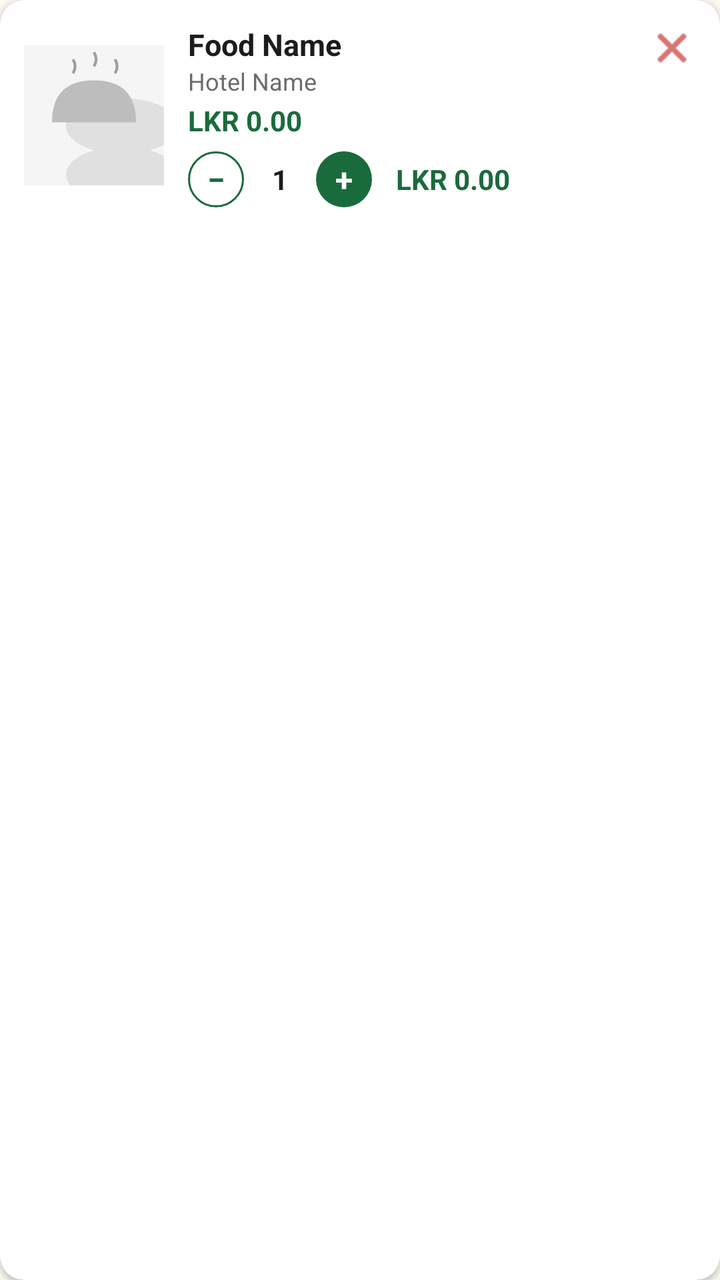
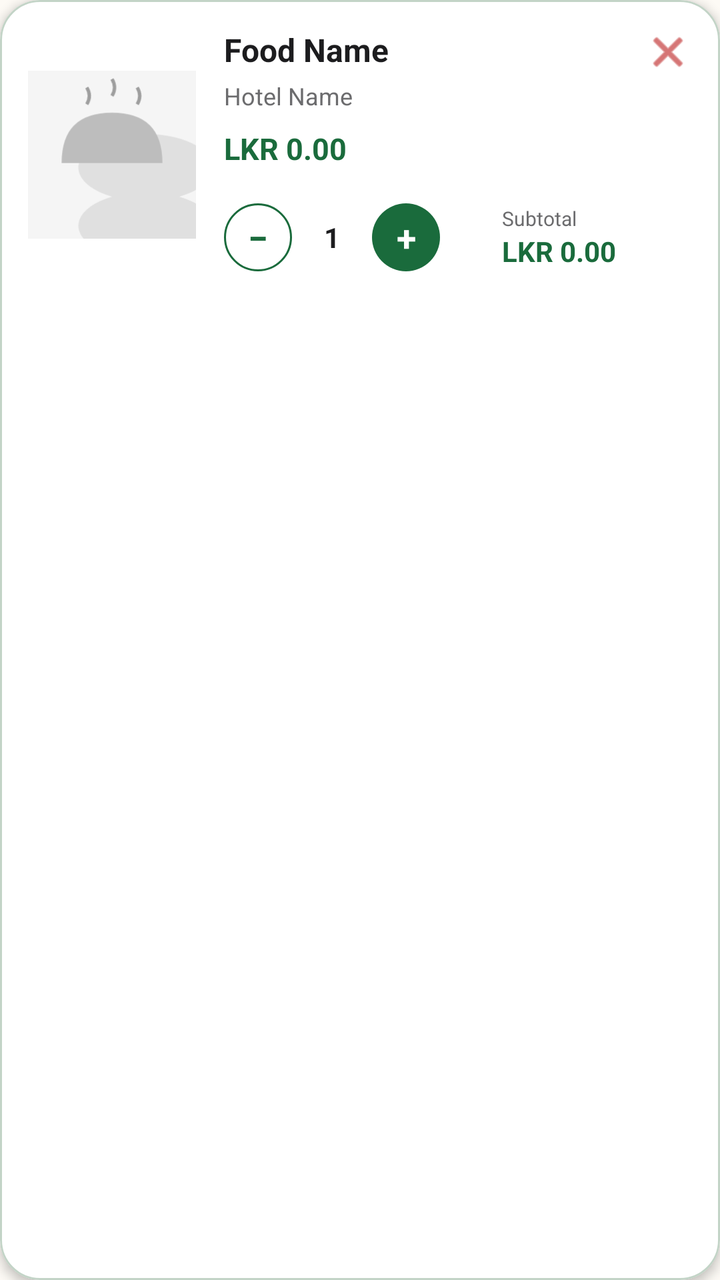

The first picture is an Android layout as it rendered before a commit; the second is the same layout after the commit. The layout source and the unified diff follow.
<!-- AndroidManifest.xml: application theme Theme.REPLATE -->
<!-- res/layout/item_cart.xml -->
<?xml version="1.0" encoding="utf-8"?>
<androidx.cardview.widget.CardView xmlns:android="http://schemas.android.com/apk/res/android"
    xmlns:app="http://schemas.android.com/apk/res-auto"
    android:layout_width="match_parent"
    android:layout_height="wrap_content"
    android:layout_marginHorizontal="12dp"
    android:layout_marginVertical="4dp"
    app:cardCornerRadius="12dp"
    app:cardElevation="2dp">

    <RelativeLayout
        android:layout_width="match_parent"
        android:layout_height="wrap_content"
        android:padding="12dp">

        <ImageView
            android:id="@+id/ivFoodImage"
            android:layout_width="70dp"
            android:layout_height="70dp"
            android:layout_alignParentStart="true"
            android:layout_centerVertical="true"
            android:scaleType="centerCrop"
            android:src="@drawable/placeholder_food" />

        <ImageView
            android:id="@+id/ivRemove"
            android:layout_width="24dp"
            android:layout_height="24dp"
            android:layout_alignParentEnd="true"
            android:layout_alignParentTop="true"
            android:src="@android:drawable/ic_menu_close_clear_cancel"
            app:tint="@color/error"
            android:contentDescription="Remove" />

        <LinearLayout
            android:id="@+id/infoLayout"
            android:layout_width="match_parent"
            android:layout_height="wrap_content"
            android:layout_marginStart="12dp"
            android:layout_marginEnd="30dp"
            android:layout_toEndOf="@id/ivFoodImage"
            android:orientation="vertical">

            <TextView
                android:id="@+id/tvFoodName"
                android:layout_width="wrap_content"
                android:layout_height="wrap_content"
                android:text="Food Name"
                android:textColor="@color/text_primary"
                android:textSize="15sp"
                android:textStyle="bold"
                android:maxLines="1"
                android:ellipsize="end" />

            <TextView
                android:id="@+id/tvHotelName"
                android:layout_width="wrap_content"
                android:layout_height="wrap_content"
                android:text="Hotel Name"
                android:textColor="@color/text_secondary"
                android:textSize="12sp" />

            <TextView
                android:id="@+id/tvPrice"
                android:layout_width="wrap_content"
                android:layout_height="wrap_content"
                android:layout_marginTop="2dp"
                android:text="LKR 0.00"
                android:textColor="@color/price_discounted"
                android:textSize="14sp"
                android:textStyle="bold" />

            <LinearLayout
                android:layout_width="wrap_content"
                android:layout_height="wrap_content"
                android:layout_marginTop="6dp"
                android:gravity="center_vertical"
                android:orientation="horizontal">

                <TextView
                    android:id="@+id/btnMinus"
                    android:layout_width="28dp"
                    android:layout_height="28dp"
                    android:background="@drawable/button_outline_primary"
                    android:gravity="center"
                    android:text="−"
                    android:textColor="@color/primary"
                    android:textSize="16sp"
                    android:textStyle="bold" />

                <TextView
                    android:id="@+id/tvQuantity"
                    android:layout_width="36dp"
                    android:layout_height="28dp"
                    android:gravity="center"
                    android:text="1"
                    android:textColor="@color/text_primary"
                    android:textSize="14sp"
                    android:textStyle="bold" />

                <TextView
                    android:id="@+id/btnPlus"
                    android:layout_width="28dp"
                    android:layout_height="28dp"
                    android:background="@drawable/button_primary"
                    android:gravity="center"
                    android:text="+"
                    android:textColor="@color/white"
                    android:textSize="16sp"
                    android:textStyle="bold" />

                <TextView
                    android:id="@+id/tvSubtotal"
                    android:layout_width="wrap_content"
                    android:layout_height="wrap_content"
                    android:layout_marginStart="12dp"
                    android:text="LKR 0.00"
                    android:textColor="@color/primary"
                    android:textSize="14sp"
                    android:textStyle="bold" />
            </LinearLayout>
        </LinearLayout>
    </RelativeLayout>
</androidx.cardview.widget.CardView>
<!-- resources referenced by this layout -->
<resources>
  <color name="error">#BA1A1A</color>
  <color name="price_discounted">#1A6B3C</color>
  <color name="primary">#1A6B3C</color>
  <color name="text_primary">#1C1C1E</color>
  <color name="text_secondary">#6C6C6E</color>
  <color name="white">#FFFFFFFF</color>
  <!-- drawable button_outline_primary (drawable) -->
  <?xml version="1.0" encoding="utf-8"?>
  <shape xmlns:android="http://schemas.android.com/apk/res/android"
      android:shape="rectangle">
      <stroke
          android:width="1dp"
          android:color="@color/primary" />
      <corners android:radius="18dp" />
      <solid android:color="@color/white" />
  </shape>
  <!-- drawable button_primary (drawable) -->
  <?xml version="1.0" encoding="utf-8"?>
  <selector xmlns:android="http://schemas.android.com/apk/res/android">
      
      <item android:state_pressed="true">
          <shape android:shape="rectangle">
              <solid android:color="@color/primary_dark" />
              <corners android:radius="28dp" />
          </shape>
      </item>
      
      <item>
          <shape android:shape="rectangle">
              <solid android:color="@color/primary" />
              <corners android:radius="28dp" />
          </shape>
      </item>
  </selector>
  <color name="primary_dark">#0D3B1E</color>
  <color name="md_theme_primary">#1A6B3C</color>
  <color name="md_theme_onPrimary">#FFFFFF</color>
  <color name="md_theme_primaryContainer">#E8F8EE</color>
  <color name="md_theme_onPrimaryContainer">#0D3B1E</color>
  <color name="md_theme_secondary">#25A55A</color>
  <color name="md_theme_onSecondary">#FFFFFF</color>
  <color name="md_theme_secondaryContainer">#E8F8EE</color>
  <color name="md_theme_onSecondaryContainer">#0D3B1E</color>
  <color name="md_theme_tertiary">#E8521A</color>
  <color name="md_theme_onTertiary">#FFFFFF</color>
  <color name="md_theme_tertiaryContainer">#FFDBC9</color>
  <color name="md_theme_onTertiaryContainer">#5C1A00</color>
  <color name="md_theme_error">#BA1A1A</color>
  <color name="md_theme_onError">#FFFFFF</color>
  <color name="md_theme_errorContainer">#FFDAD6</color>
  <color name="md_theme_onErrorContainer">#410002</color>
  <color name="md_theme_background">#FDFAF5</color>
  <color name="md_theme_onBackground">#1C1C1E</color>
  <color name="md_theme_surface">#FDFAF5</color>
  <color name="md_theme_onSurface">#1C1C1E</color>
  <color name="md_theme_surfaceVariant">#E8F8EE</color>
  <color name="md_theme_onSurfaceVariant">#3A4A3E</color>
  <color name="md_theme_outline">#6B7E6F</color>
  <color name="md_theme_outlineVariant">#C3D4C7</color>
  <color name="md_theme_inverseSurface">#1C1C1E</color>
  <color name="md_theme_inverseOnSurface">#F5F5F0</color>
  <color name="md_theme_inversePrimary">#4FCB7D</color>
  <color name="md_theme_surfaceContainerLowest">#FFFFFF</color>
  <color name="md_theme_surfaceContainerLow">#F8F6F1</color>
  <color name="md_theme_surfaceContainer">#F3F0EB</color>
  <color name="md_theme_surfaceContainerHigh">#EDEBE6</color>
  <color name="md_theme_surfaceContainerHighest">#E8E5E0</color>
  <color name="status_bar">#0D3B1E</color>
  <!-- unchanged entries left out for length: 2 -->
</resources>

<!-- the commit's change to res/layout/item_cart.xml (unified diff, before → after) -->
@@ -1,24 +1,28 @@
 <?xml version="1.0" encoding="utf-8"?>
-<androidx.cardview.widget.CardView xmlns:android="http://schemas.android.com/apk/res/android"
+<com.google.android.material.card.MaterialCardView xmlns:android="http://schemas.android.com/apk/res/android"
     xmlns:app="http://schemas.android.com/apk/res-auto"
     android:layout_width="match_parent"
     android:layout_height="wrap_content"
-    android:layout_marginHorizontal="12dp"
-    android:layout_marginVertical="4dp"
-    app:cardCornerRadius="12dp"
-    app:cardElevation="2dp">
+    android:layout_marginHorizontal="16dp"
+    android:layout_marginVertical="6dp"
+    app:cardBackgroundColor="@color/surface_white"
+    app:cardCornerRadius="20dp"
+    app:cardElevation="3dp"
+    app:strokeColor="@color/md_theme_outlineVariant"
+    app:strokeWidth="1dp">
 
     <RelativeLayout
         android:layout_width="match_parent"
         android:layout_height="wrap_content"
-        android:padding="12dp">
+        android:padding="14dp">
 
         <ImageView
             android:id="@+id/ivFoodImage"
-            android:layout_width="70dp"
-            android:layout_height="70dp"
+            android:layout_width="84dp"
+            android:layout_height="84dp"
             android:layout_alignParentStart="true"
             android:layout_centerVertical="true"
+            android:background="@drawable/card_background_shape"
             android:scaleType="centerCrop"
             android:src="@drawable/placeholder_food" />
 
@@ -36,26 +40,27 @@
             android:id="@+id/infoLayout"
             android:layout_width="match_parent"
             android:layout_height="wrap_content"
-            android:layout_marginStart="12dp"
-            android:layout_marginEnd="30dp"
+            android:layout_marginStart="14dp"
+            android:layout_marginEnd="28dp"
             android:layout_toEndOf="@id/ivFoodImage"
             android:orientation="vertical">
 
             <TextView
                 android:id="@+id/tvFoodName"
-                android:layout_width="wrap_content"
+                android:layout_width="match_parent"
                 android:layout_height="wrap_content"
+                android:ellipsize="end"
+                android:maxLines="1"
                 android:text="Food Name"
                 android:textColor="@color/text_primary"
-                android:textSize="15sp"
-                android:textStyle="bold"
-                android:maxLines="1"
-                android:ellipsize="end" />
+                android:textSize="16sp"
+                android:textStyle="bold" />
 
             <TextView
                 android:id="@+id/tvHotelName"
                 android:layout_width="wrap_content"
                 android:layout_height="wrap_content"
+                android:layout_marginTop="4dp"
                 android:text="Hotel Name"
                 android:textColor="@color/text_secondary"
                 android:textSize="12sp" />
@@ -64,34 +69,34 @@
                 android:id="@+id/tvPrice"
                 android:layout_width="wrap_content"
                 android:layout_height="wrap_content"
-                android:layout_marginTop="2dp"
+                android:layout_marginTop="8dp"
                 android:text="LKR 0.00"
                 android:textColor="@color/price_discounted"
-                android:textSize="14sp"
+                android:textSize="15sp"
                 android:textStyle="bold" />
 
             <LinearLayout
-                android:layout_width="wrap_content"
+                android:layout_width="match_parent"
                 android:layout_height="wrap_content"
-                android:layout_marginTop="6dp"
+                android:layout_marginTop="12dp"
                 android:gravity="center_vertical"
                 android:orientation="horizontal">
 
                 <TextView
                     android:id="@+id/btnMinus"
-                    android:layout_width="28dp"
-                    android:layout_height="28dp"
+                    android:layout_width="34dp"
+                    android:layout_height="34dp"
                     android:background="@drawable/button_outline_primary"
                     android:gravity="center"
                     android:text="−"
                     android:textColor="@color/primary"
-                    android:textSize="16sp"
+                    android:textSize="18sp"
                     android:textStyle="bold" />
 
                 <TextView
                     android:id="@+id/tvQuantity"
-                    android:layout_width="36dp"
-                    android:layout_height="28dp"
+                    android:layout_width="40dp"
+                    android:layout_height="34dp"
                     android:gravity="center"
                     android:text="1"
                     android:textColor="@color/text_primary"
@@ -100,25 +105,45 @@
 
                 <TextView
                     android:id="@+id/btnPlus"
-                    android:layout_width="28dp"
-                    android:layout_height="28dp"
+                    android:layout_width="34dp"
+                    android:layout_height="34dp"
                     android:background="@drawable/button_primary"
                     android:gravity="center"
                     android:text="+"
                     android:textColor="@color/white"
-                    android:textSize="16sp"
+                    android:textSize="18sp"
                     android:textStyle="bold" />
 
-                <TextView
-                    android:id="@+id/tvSubtotal"
+                <Space
+                    android:layout_width="0dp"
+                    android:layout_height="1dp"
+                    android:layout_weight="1" />
+
+                <LinearLayout
                     android:layout_width="wrap_content"
                     android:layout_height="wrap_content"
-                    android:layout_marginStart="12dp"
-                    android:text="LKR 0.00"
-                    android:textColor="@color/primary"
-                    android:textSize="14sp"
-                    android:textStyle="bold" />
+                    android:background="@drawable/badge_distance"
+                    android:orientation="vertical"
+                    android:paddingHorizontal="10dp"
+                    android:paddingVertical="6dp">
+
+                    <TextView
+                        android:layout_width="wrap_content"
+                        android:layout_height="wrap_content"
+                        android:text="Subtotal"
+                        android:textColor="@color/text_secondary"
+                        android:textSize="10sp" />
+
+                    <TextView
+                        android:id="@+id/tvSubtotal"
+                        android:layout_width="wrap_content"
+                        android:layout_height="wrap_content"
+                        android:text="LKR 0.00"
+                        android:textColor="@color/primary"
+                        android:textSize="14sp"
+                        android:textStyle="bold" />
+                </LinearLayout>
             </LinearLayout>
         </LinearLayout>
     </RelativeLayout>
-</androidx.cardview.widget.CardView>
+</com.google.android.material.card.MaterialCardView>
<!-- resource entries referenced after the edit -->
@@ -3,9 +3,17 @@
   <color name="error">#BA1A1A</color>
   <color name="price_discounted">#1A6B3C</color>
   <color name="primary">#1A6B3C</color>
+  <color name="surface_white">#FFFFFF</color>
   <color name="text_primary">#1C1C1E</color>
   <color name="text_secondary">#6C6C6E</color>
   <color name="white">#FFFFFFFF</color>
+  <!-- drawable badge_distance (drawable) -->
+  <?xml version="1.0" encoding="utf-8"?>
+  <shape xmlns:android="http://schemas.android.com/apk/res/android"
+      android:shape="rectangle">
+      <solid android:color="#FFFFFF" />
+      <corners android:radius="4dp" />
+  </shape>
   <!-- drawable button_outline_primary (drawable) -->
   <?xml version="1.0" encoding="utf-8"?>
   <shape xmlns:android="http://schemas.android.com/apk/res/android"
@@ -34,7 +42,16 @@
           </shape>
       </item>
   </selector>
+  <!-- drawable card_background_shape (drawable) -->
+  <?xml version="1.0" encoding="utf-8"?>
+  <shape xmlns:android="http://schemas.android.com/apk/res/android"
+      android:shape="rectangle">
+      <solid android:color="@color/white" />
+      <corners android:radius="12dp" />
+      <stroke android:width="1dp" android:color="@color/divider" />
+  </shape>
   <color name="primary_dark">#0D3B1E</color>
+  <color name="divider">#C3D4C7</color>
   <color name="md_theme_primary">#1A6B3C</color>
   <color name="md_theme_onPrimary">#FFFFFF</color>
   <color name="md_theme_primaryContainer">#E8F8EE</color>
